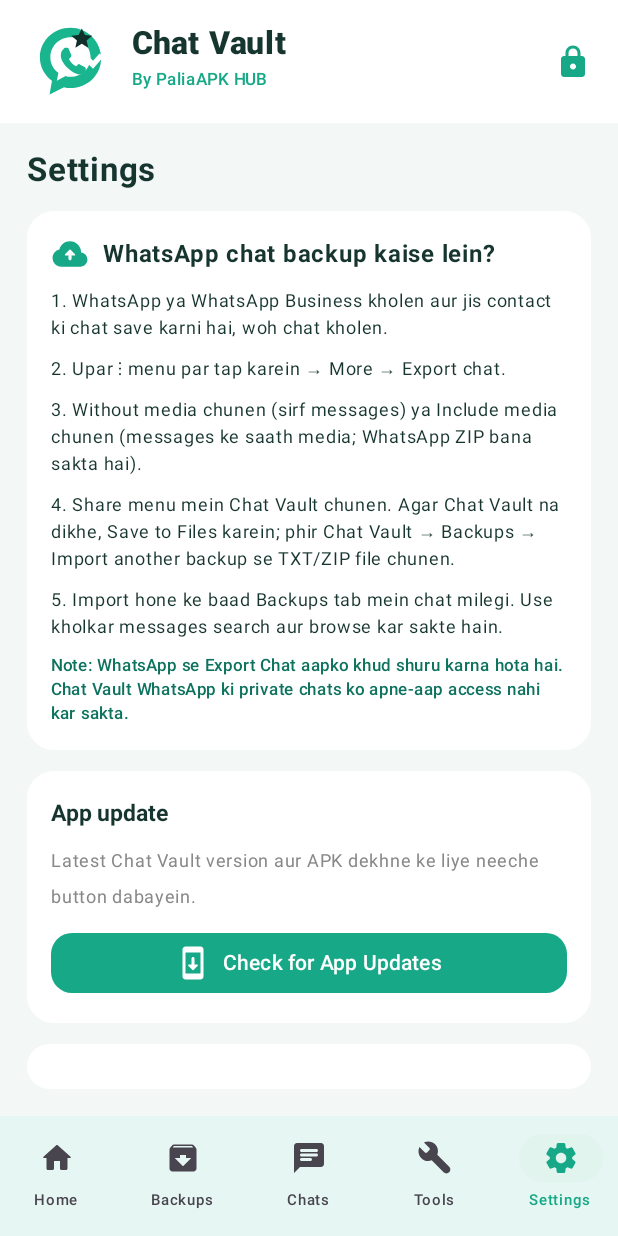
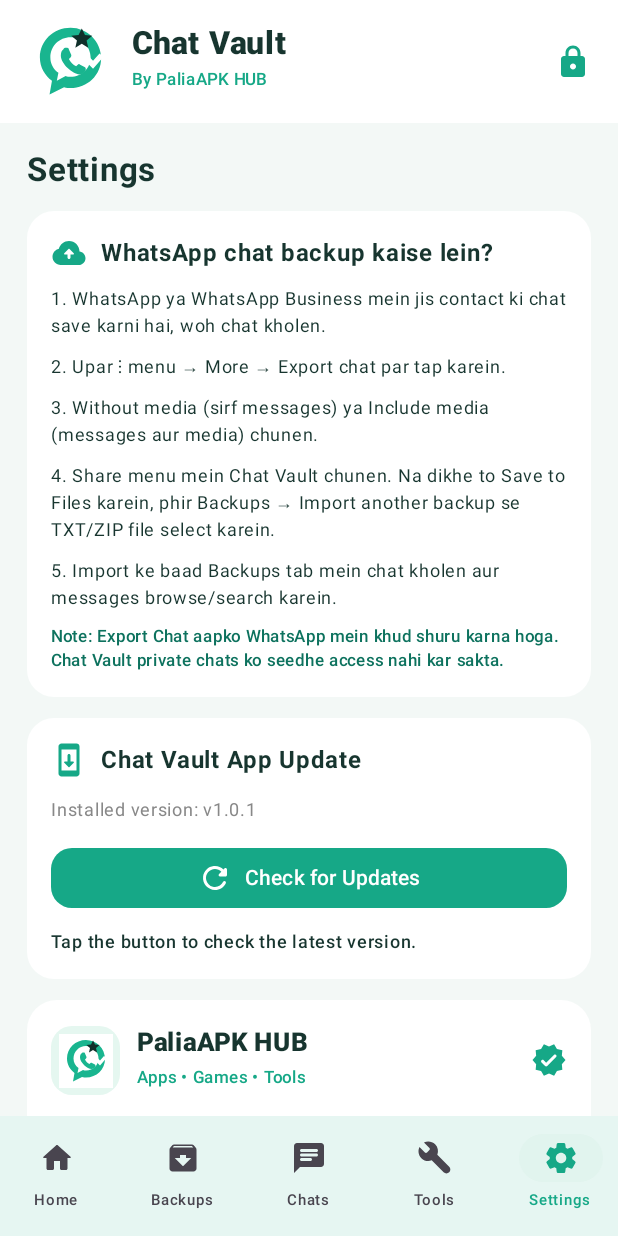
Before and after one commit to shanpalia/Chat-Vault, an Android app built with Jetpack Compose: the screen it shows after launch (MainActivity), item 5 of the bottom bar chosen, on a phone screen of 412 x 824 dp. Run offline under Robolectric (Android 15) with nearby library versions, the phone set to English and light mode, and no system bars; pictures from the network do not load.

Commit message:
Make settings scrollable and add live PaliaAPK HUB update checker

```diff
--- a/app/src/main/java/com/shanpalia/chatvault/MainActivity.kt
+++ b/app/src/main/java/com/shanpalia/chatvault/MainActivity.kt
@@ -15,6 +15,8 @@ import androidx.activity.result.contract.ActivityResultContracts
 import androidx.compose.foundation.background
 import androidx.compose.foundation.clickable
 import androidx.compose.foundation.layout.*
+import androidx.compose.foundation.rememberScrollState
+import androidx.compose.foundation.verticalScroll
 import androidx.compose.foundation.Image
 import androidx.compose.foundation.lazy.LazyColumn
 import androidx.compose.foundation.lazy.items
@@ -25,6 +27,12 @@ import androidx.compose.material.icons.Icons
 import androidx.compose.material.icons.rounded.*
 import androidx.compose.material3.*
 import androidx.compose.runtime.*
+import kotlinx.coroutines.Dispatchers
+import kotlinx.coroutines.launch
+import kotlinx.coroutines.withContext
+import org.json.JSONArray
+import java.net.HttpURLConnection
+import java.net.URL
 import androidx.compose.ui.Alignment
 import androidx.compose.ui.platform.LocalContext
 import androidx.compose.ui.res.painterResource
@@ -84,7 +92,7 @@ class MainActivity : ComponentActivity() {
                     backupDir = backupDir,
                     importFile = { uri -> importSelected(uri, backupDir) },
                     openWhatsApp = { business -> launchWhatsApp(business) },
-                    openUpdates = { openUpdatesPage() },
+                    openHubLink = { url -> openExternalUrl(url) },
                     requestBackupPicker = requestBackupPicker,
                     onBackupPickerHandled = { requestBackupPicker = false },
                     sharedBackupUris = sharedBackupUris,
@@ -122,8 +130,7 @@ class MainActivity : ComponentActivity() {
         }
     }
 
-    private fun openUpdatesPage() {
-        val url = "https://github.com/shanpalia/Chat-Vault/releases/latest"
+    private fun openExternalUrl(url: String) {
         startActivity(Intent(Intent.ACTION_VIEW, Uri.parse(url)))
     }
 
@@ -134,7 +141,7 @@ private fun ChatVaultApp(
     backupDir: File,
     importFile: (Uri) -> File?,
     openWhatsApp: (Boolean) -> Unit,
-    openUpdates: () -> Unit,
+    openHubLink: (String) -> Unit,
     requestBackupPicker: Boolean,
     onBackupPickerHandled: () -> Unit,
     sharedBackupUris: List<Uri>,
@@ -252,7 +259,7 @@ private fun ChatVaultApp(
             Tab.BACKUPS -> BackupScreen(Modifier.padding(padding), backups, onImport = { picker.launch(arrayOf("text/plain", "application/zip", "application/octet-stream")) }, onExport = { zipExporter.launch("Chat-Vault-Backups.zip") }, onOpen = { selectedFile = it })
             Tab.CHATS -> ChatsScreen(Modifier.padding(padding), backups, onOpen = { selectedFile = it })
             Tab.TOOLS -> ToolsScreen(Modifier.padding(padding), onWhatsApp = { openWhatsApp(false) }, onBusiness = { openWhatsApp(true) }, onImport = { picker.launch(arrayOf("text/plain", "application/zip", "application/octet-stream")) })
-            Tab.SETTINGS -> SettingsScreen(Modifier.padding(padding), onUpdates = openUpdates)
+            Tab.SETTINGS -> SettingsScreen(Modifier.padding(padding), onOpenHubLink = openHubLink)
         }
     }
 }
@@ -346,51 +353,73 @@ private fun ToolsScreen(modifier: Modifier, onWhatsApp: () -> Unit, onBusiness:
     }
 }
 
+
+private data class HubUpdate(val version: String, val url: String, val notes: String, val available: Boolean)
+private fun versionCompare(x: String, y: String): Int {
+    val a=x.split(".", "-", "_").map { it.toIntOrNull() ?: 0 }; val b=y.split(".", "-", "_").map { it.toIntOrNull() ?: 0 }
+    for(i in 0 until maxOf(a.size,b.size)){ val d=(a.getOrNull(i)?:0).compareTo(b.getOrNull(i)?:0); if(d!=0)return d }; return 0
+}
+private fun getHubUpdate(installed: String): HubUpdate {
+    val url="https://ralinnuegsbuvlhwpzln.supabase.co/rest/v1/apps?select=id,name,version,apk_url,telegram_message_id,release_notes&name=eq.Chat%20Vault&limit=1"
+    val key="eyJhbGciOiJIUzI1NiIsInR5cCI6IkpXVCJ9.eyJpc3MiOiJzdXBhYmFzZSIsInJlZiI6InJhbGlubnVlZ3NidXZsaHdwemxuIiwiaWF0IjoxNzgwMjk1NjQyLCJleHAiOjIwOTU4NzE2NDJ9.hIec6UxRx5gzSMTi5oJ3_xXw3d1QKCmKsPF-stBwIFE"
+    val conn=(URL(url).openConnection() as HttpURLConnection).apply { connectTimeout=15000; readTimeout=15000; setRequestProperty("apikey",key); setRequestProperty("Authorization","Bearer $key"); setRequestProperty("Accept","application/json") }
+    try {
+        val code=conn.responseCode; val body=(if(code in 200..299)conn.inputStream else conn.errorStream)?.bufferedReader()?.use{it.readText()}.orEmpty()
+        if(code !in 200..299) error("PaliaAPK HUB server error ($code)")
+        val rows=JSONArray(body); if(rows.length()==0) error("Chat Vault ka app record PaliaAPK HUB par nahi mila.")
+        val app=rows.getJSONObject(0); val v=app.optString("version",""); if(v.isBlank())error("PaliaAPK HUB par version set nahi hai.")
+        val id=app.optString("id",""); val tg=app.optString("telegram_message_id",""); val apk=app.optString("apk_url","")
+        val download=when { tg.isNotBlank()&&tg!="null"->"https://paliaapk-telegram-api.onrender.com/download-apk/$tg"; apk.startsWith("https://")->apk; id.isNotBlank()&&id!="null"->"https://paliaapkhub.com/app.html?id=$id"; else->"https://paliaapkhub.com/" }
+        HubUpdate(v,download,app.optString("release_notes",""),versionCompare(v,installed)>0)
+    } finally { conn.disconnect() }
+}
+
 @Composable
-private fun SettingsScreen(modifier: Modifier, onUpdates: () -> Unit) {
-    Column(
-        modifier.fillMaxSize().padding(18.dp),
-        verticalArrangement = Arrangement.spacedBy(14.dp)
-    ) {
-        Text("Settings", fontSize = 22.sp, color = Ink, fontWeight = FontWeight.Bold)
-
-        Column(
-            Modifier.fillMaxWidth().clip(RoundedCornerShape(18.dp)).background(Color.White).padding(16.dp),
-            verticalArrangement = Arrangement.spacedBy(9.dp)
-        ) {
-            Row(verticalAlignment = Alignment.CenterVertically) {
-                Icon(Icons.Rounded.Backup, null, tint = Mint, modifier = Modifier.size(25.dp))
-                Spacer(Modifier.width(9.dp))
-                Text("WhatsApp chat backup kaise lein?", color = Ink, fontWeight = FontWeight.Bold, fontSize = 16.sp)
+private fun SettingsScreen(modifier: Modifier, onOpenHubLink: (String) -> Unit) {
+    val context=LocalContext.current; val scope=rememberCoroutineScope()
+    val installed=remember { runCatching { @Suppress("DEPRECATION") context.packageManager.getPackageInfo(context.packageName,0).versionName ?: "1.0.1" }.getOrDefault("1.0.1") }
+    var checking by remember { mutableStateOf(false) }; var status by remember { mutableStateOf("Tap the button to check the latest version.") }
+    var latest by remember { mutableStateOf<String?>(null) }; var notes by remember { mutableStateOf("") }; var apkLink by remember { mutableStateOf<String?>(null) }; var available by remember { mutableStateOf(false) }
+    Column(modifier.fillMaxSize().verticalScroll(rememberScrollState()).padding(18.dp), verticalArrangement=Arrangement.spacedBy(14.dp)) {
+        Text("Settings",fontSize=22.sp,color=Ink,fontWeight=FontWeight.Bold)
+        Column(Modifier.fillMaxWidth().clip(RoundedCornerShape(18.dp)).background(Color.White).padding(16.dp),verticalArrangement=Arrangement.spacedBy(9.dp)) {
+            Row(verticalAlignment=Alignment.CenterVertically){ Icon(Icons.Rounded.Backup,null,tint=Mint); Spacer(Modifier.width(9.dp)); Text("WhatsApp chat backup kaise lein?",color=Ink,fontWeight=FontWeight.Bold,fontSize=16.sp) }
+            Text("1. WhatsApp ya WhatsApp Business mein jis contact ki chat save karni hai, woh chat kholen.",color=Ink,fontSize=12.sp,lineHeight=18.sp)
+            Text("2. Upar ⋮ menu → More → Export chat par tap karein.",color=Ink,fontSize=12.sp,lineHeight=18.sp)
+            Text("3. Without media (sirf messages) ya Include media (messages aur media) chunen.",color=Ink,fontSize=12.sp,lineHeight=18.sp)
+            Text("4. Share menu mein Chat Vault chunen. Na dikhe to Save to Files karein, phir Backups → Import another backup se TXT/ZIP file select karein.",color=Ink,fontSize=12.sp,lineHeight=18.sp)
+            Text("5. Import ke baad Backups tab mein chat kholen aur messages browse/search karein.",color=Ink,fontSize=12.sp,lineHeight=18.sp)
+            Text("Note: Export Chat aapko WhatsApp mein khud shuru karna hoga. Chat Vault private chats ko seedhe access nahi kar sakta.",color=DarkMint,fontSize=11.sp,lineHeight=16.sp,fontWeight=FontWeight.Medium)
+        }
+        Column(Modifier.fillMaxWidth().clip(RoundedCornerShape(18.dp)).background(Color.White).padding(16.dp),verticalArrangement=Arrangement.spacedBy(9.dp)) {
+            Row(verticalAlignment=Alignment.CenterVertically){ Icon(Icons.Rounded.SystemUpdate,null,tint=Mint); Spacer(Modifier.width(9.dp)); Text("Chat Vault App Update",color=Ink,fontWeight=FontWeight.Bold,fontSize=16.sp) }
+            Text("Installed version: v$installed",color=Color.Gray,fontSize=12.sp)
+            Button(onClick={
+                checking=true; status="PaliaAPK HUB se latest version check ho raha hai..."; latest=null; apkLink=null; available=false
+                scope.launch { try { val u=withContext(Dispatchers.IO){getHubUpdate(installed)}; latest=u.version; notes=u.notes; apkLink=u.url; available=u.available; status=if(u.available) "New update available: v${u.version}" else "You're up to date • Latest v${u.version}" } catch(t:Throwable){status=t.message?: "Update check failed. Please try again."} finally{checking=false} }
+            },enabled=!checking,modifier=Modifier.fillMaxWidth(),shape=RoundedCornerShape(14.dp),colors=ButtonDefaults.buttonColors(containerColor=Mint)) {
+                if(checking)CircularProgressIndicator(Modifier.size(18.dp),color=Color.White,strokeWidth=2.dp) else Icon(Icons.Rounded.Refresh,null)
+                Spacer(Modifier.width(8.dp)); Text(if(checking)"Checking..." else "Check for Updates")
             }
-            Text("1. WhatsApp ya WhatsApp Business kholen aur jis contact ki chat save karni hai, woh chat kholen.", color = Ink, fontSize = 12.sp, lineHeight = 18.sp)
-            Text("2. Upar ⋮ menu par tap karein → More → Export chat.", color = Ink, fontSize = 12.sp, lineHeight = 18.sp)
-            Text("3. Without media chunen (sirf messages) ya Include media chunen (messages ke saath media; WhatsApp ZIP bana sakta hai).", color = Ink, fontSize = 12.sp, lineHeight = 18.sp)
-            Text("4. Share menu mein Chat Vault chunen. Agar Chat Vault na dikhe, Save to Files karein; phir Chat Vault → Backups → Import another backup se TXT/ZIP file chunen.", color = Ink, fontSize = 12.sp, lineHeight = 18.sp)
-            Text("5. Import hone ke baad Backups tab mein chat milegi. Use kholkar messages search aur browse kar sakte hain.", color = Ink, fontSize = 12.sp, lineHeight = 18.sp)
-            Text("Note: WhatsApp se Export Chat aapko khud shuru karna hota hai. Chat Vault WhatsApp ki private chats ko apne-aap access nahi kar sakta.", color = DarkMint, fontSize = 11.sp, lineHeight = 16.sp, fontWeight = FontWeight.Medium)
-        }
-
-        Column(
-            Modifier.fillMaxWidth().clip(RoundedCornerShape(18.dp)).background(Color.White).padding(16.dp),
-            verticalArrangement = Arrangement.spacedBy(8.dp)
-        ) {
-            Text("App update", color = Ink, fontWeight = FontWeight.Bold, fontSize = 15.sp)
-            Text("Latest Chat Vault version aur APK dekhne ke liye neeche button dabayein.", color = Color.Gray, fontSize = 12.sp)
-            Button(
-                onClick = onUpdates,
-                modifier = Modifier.fillMaxWidth(),
-                shape = RoundedCornerShape(14.dp),
-                colors = ButtonDefaults.buttonColors(containerColor = Mint)
-            ) {
-                Icon(Icons.Rounded.SystemUpdate, null)
-                Spacer(Modifier.width(8.dp))
-                Text("Check for App Updates")
+            Text(status,color=if(available)DarkMint else Ink,fontSize=12.sp,fontWeight=FontWeight.SemiBold,lineHeight=18.sp)
+            if(latest!=null&&available){
+                if(notes.isNotBlank())Text("What's new: $notes",color=Color.Gray,fontSize=11.sp,lineHeight=16.sp)
+                Button(onClick={apkLink?.let(onOpenHubLink)},modifier=Modifier.fillMaxWidth(),shape=RoundedCornerShape(14.dp),colors=ButtonDefaults.buttonColors(containerColor=DarkMint)){Icon(Icons.Rounded.Download,null);Spacer(Modifier.width(8.dp));Text("Download v$latest")}
             }
         }
-
-        InfoNote("Storage & privacy", "Backups are stored locally in this app's private storage. Uninstalling Chat Vault removes its local app data. Keep another copy of important exports.")
-        InfoNote("About Chat Vault", "Version 1.0.1 • By PaliaAPK HUB")
+        Column(Modifier.fillMaxWidth().clip(RoundedCornerShape(20.dp)).background(Color.White).padding(16.dp),verticalArrangement=Arrangement.spacedBy(11.dp)) {
+            Row(verticalAlignment=Alignment.CenterVertically){
+                Box(Modifier.size(46.dp).clip(RoundedCornerShape(14.dp)).background(Color(0xFFE5F7F0)),contentAlignment=Alignment.Center){Image(painterResource(R.drawable.chat_vault_logo),contentDescription="PaliaAPK HUB logo",modifier=Modifier.size(36.dp))}
+                Spacer(Modifier.width(11.dp)); Column(Modifier.weight(1f)){Text("PaliaAPK HUB",color=Ink,fontSize=17.sp,fontWeight=FontWeight.ExtraBold);Text("Apps • Games • Tools",color=Mint,fontSize=11.sp,fontWeight=FontWeight.SemiBold)}
+                Icon(Icons.Rounded.Verified,null,tint=Mint)
+            }
+            Text("Discover more apps, games and useful tools from PaliaAPK HUB.",color=Color.Gray,fontSize=12.sp,lineHeight=17.sp)
+            Button(onClick={onOpenHubLink("https://paliaapkhub.com/")},modifier=Modifier.fillMaxWidth(),shape=RoundedCornerShape(14.dp),colors=ButtonDefaults.buttonColors(containerColor=Mint)){Icon(Icons.Rounded.Explore,null);Spacer(Modifier.width(8.dp));Text("Visit PaliaAPK HUB")}
+            OutlinedButton(onClick={onOpenHubLink("https://paliaapkhub.com/updates.html")},modifier=Modifier.fillMaxWidth(),shape=RoundedCornerShape(14.dp)){Icon(Icons.Rounded.NewReleases,null);Spacer(Modifier.width(8.dp));Text("More Updates")}
+            Text("Powered by PaliaAPK HUB • Developer: ShanPalia",color=Color.Gray,fontSize=10.sp)
+        }
+        InfoNote("Storage & privacy","Backups are stored locally in this app's private storage. Uninstalling Chat Vault removes its local app data. Keep another copy of important exports.")
+        InfoNote("About Chat Vault","Version $installed • By PaliaAPK HUB")
     }
 }
 
```
